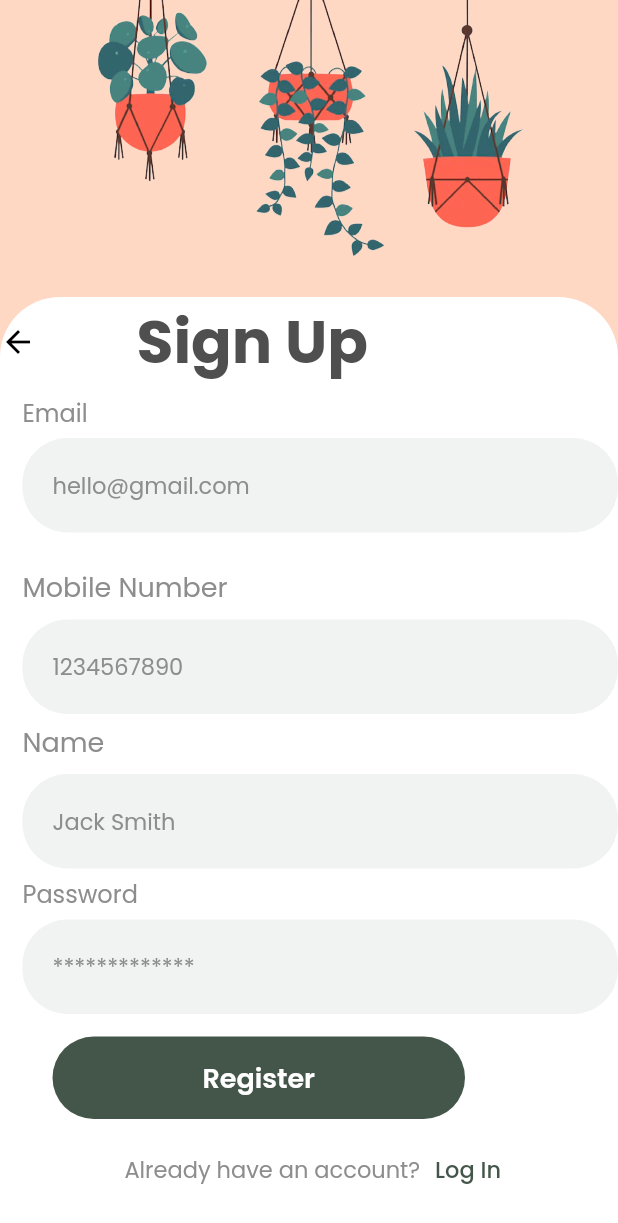
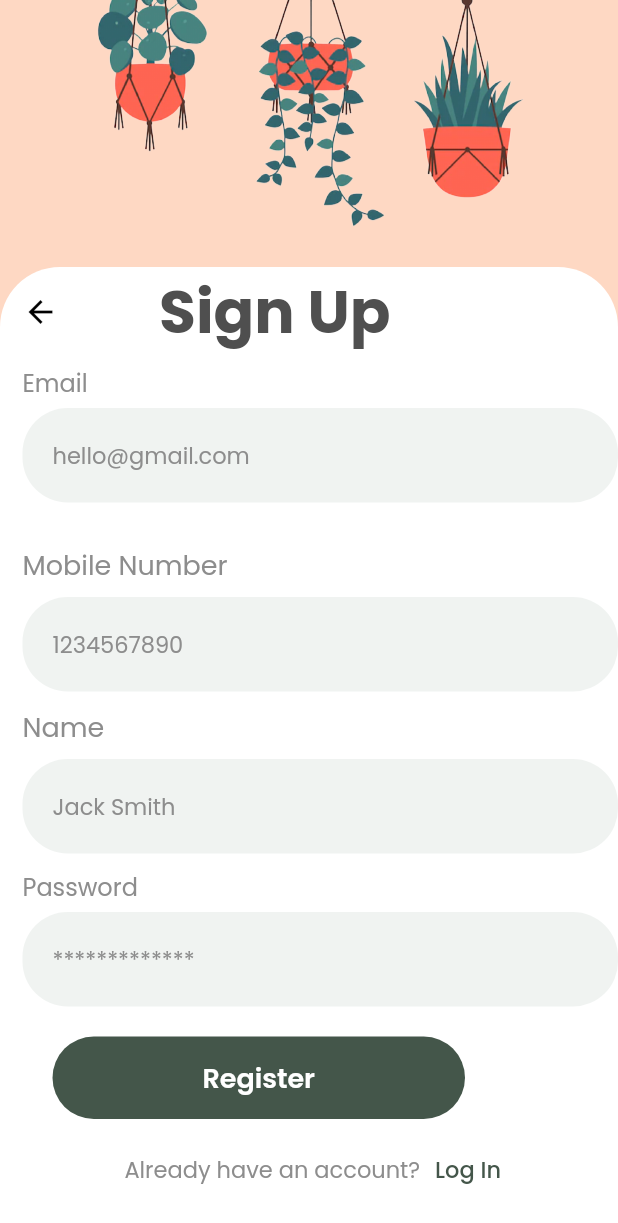
Before and after one commit to odejinmi/Megafreepoint, a Flutter app: the signupPage screen opened by its route, on a phone screen of 412 x 824 dp. Shown: the top 1223 px of the screen. Run offline on Flutter 3.47's test engine with Material 2 defaults, Android fonts, the phone set to English and light mode, and no system bars; our stand-ins replace auto_size_text, connectivity_plus, email_validator, flutter_fortune_wheel, flutter_hooks, flutter_screenutil and 6 more; missing offline and left inert: adcolony_flutter, unity_ads_plugin; accounts and stored records are empty; network calls fail.

Commit message:
push changes

```diff
--- a/lib/app/modules/banks_module/addbanks.dart
+++ b/lib/app/modules/banks_module/addbanks.dart
@@ -21,7 +21,7 @@
           children: [
             Row(
               children: [
-                const Text("Add wallet Address(s)"),
+                const Text("Add Account"),
                 const Spacer(),
                 IconButton(
                     onPressed: () {
--- a/lib/app/modules/banks_module/banks_page.dart
+++ b/lib/app/modules/banks_module/banks_page.dart
@@ -14,7 +14,7 @@
   @override
   Widget build(BuildContext context) {
     return Scaffold(
-      appBar: AppBar(title: const Text('banks Page'),
+      appBar: AppBar(title: const Text('My Banks'),
         actions: [
           IconButton(
               onPressed: () {
--- a/lib/app/modules/signup_module/signup_page.dart
+++ b/lib/app/modules/signup_module/signup_page.dart
@@ -48,6 +48,9 @@
                           children: [
                             Row(
                               children: [
+                                const SizedBox(
+                                  width: 15,
+                                ),
                                 GestureDetector(
                                   onTap: () {
                                     Get.offAllNamed('/loginpage');
@@ -125,7 +128,7 @@
                                     ),
                                   ),
                                   const SizedBox(
-                                    height: 5,
+                                    height: 10,
                                   ),
                                   Text(
                                     "Mobile Number",
@@ -164,7 +167,7 @@
                                     ),
                                   ),
                                   const SizedBox(
-                                    height: 5,
+                                    height: 10,
                                   ),
                                   Text(
                                     "Name",
@@ -202,7 +205,7 @@
                                     ),
                                   ),
                                   const SizedBox(
-                                    height: 5,
+                                    height: 10,
                                   ),
                                   Text(
                                     "Password",
@@ -242,7 +245,7 @@
                                     ),
                                   ),
                                   const SizedBox(
-                                    height: 5,
+                                    height: 10,
                                   ),
                               Obx(()=>controller.isloading? loader():MyButton(
                                       buttonText: 'Register',
--- a/lib/app/modules/tictoe_module/tictoe_page.dart
+++ b/lib/app/modules/tictoe_module/tictoe_page.dart
@@ -16,7 +16,7 @@
   @override
   Widget build(BuildContext context) {
     return Scaffold(
-      appBar: AppBar(title: const Text('tictoe Page')),
+      appBar: AppBar(title: const Text('My Game')),
       body: Container(
         padding: const EdgeInsets.symmetric(horizontal: 10, vertical: 10),
         child: ListView(
@@ -46,7 +46,7 @@
                       }else{
                         CustomAlertDialogloader(
                             title: "Error",
-                            message: "kindly click on watch ad button before you click on any of this",
+                            message: "Kindly click on Watch ad button before you click on any of this",
                             negativeBtnText: "ok"
                         );
                       }
```
Also changed, not shown: lib/app/modules/tictoe_module/tictoe_controller.dart (+5 -5 lines), assets/Images/success.jpg (added), assets/Images/wrong.jpg (added).
